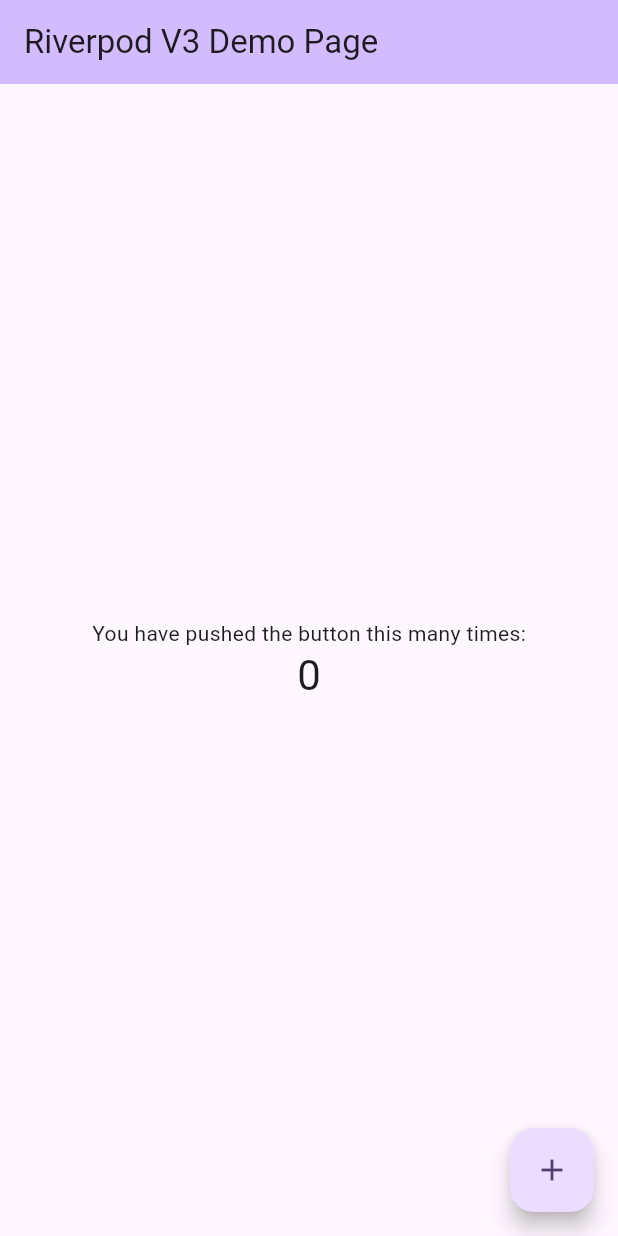
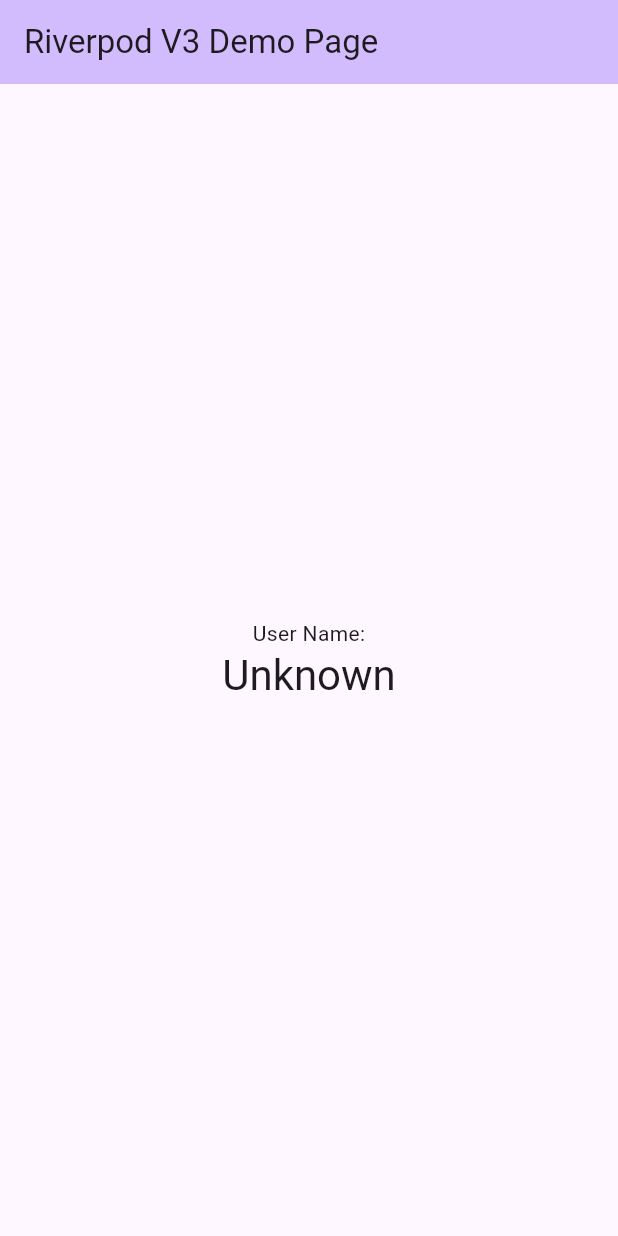
Before and after one commit to seyamasan/riverpod_v3_lab, a Flutter app: the first screen one second after launch, on a phone screen of 412 x 824 dp. Run offline on Flutter 3.47's test engine with Material 3 defaults, Android fonts, the light colour scheme and no system bars; our stand-ins replace hooks_riverpod, riverpod_annotation; generated files the repository leaves out were written again.

Commit message:
feat: AsyncValueのvalueを実験

```diff
--- a/lib/main.dart
+++ b/lib/main.dart
@@ -1,7 +1,11 @@
 import 'package:flutter/material.dart';
+import 'package:hooks_riverpod/hooks_riverpod.dart';
+import 'package:riverpod_v3_lab/providers/user_name_provider.dart';
 
 void main() {
-  runApp(const MyApp());
+  runApp(
+    const ProviderScope(child: MyApp())
+  );
 }
 
 class MyApp extends StatelessWidget {
@@ -19,48 +23,33 @@
   }
 }
 
-class MyHomePage extends StatefulWidget {
+class MyHomePage extends ConsumerWidget {
   const MyHomePage({super.key, required this.title});
 
   final String title;
 
   @override
-  State<MyHomePage> createState() => _MyHomePageState();
-}
+  Widget build(BuildContext context, WidgetRef ref) {
+    final asyncUserName = ref.watch(userNameProvider);
+    final userName = asyncUserName.value ?? 'Unknown';
 
-class _MyHomePageState extends State<MyHomePage> {
-  int _counter = 0;
-
-  void _incrementCounter() {
-    setState(() {
-      _counter++;
-    });
-  }
-
-  @override
-  Widget build(BuildContext context) {
     return Scaffold(
       appBar: AppBar(
         backgroundColor: Theme.of(context).colorScheme.inversePrimary,
-        title: Text(widget.title),
+        title: Text(title),
       ),
       body: Center(
         child: Column(
           mainAxisAlignment: .center,
           children: [
-            const Text('You have pushed the button this many times:'),
+            const Text('User Name:'),
             Text(
-              '$_counter',
+              userName,
               style: Theme.of(context).textTheme.headlineMedium,
             ),
           ],
         ),
       ),
-      floatingActionButton: FloatingActionButton(
-        onPressed: _incrementCounter,
-        tooltip: 'Increment',
-        child: const Icon(Icons.add),
-      ),
     );
   }
 }
```
Also changed, not shown: lib/providers/user_name_provider.dart (added, +16 -0 lines), lib/providers/user_name_provider.g.dart (added).
